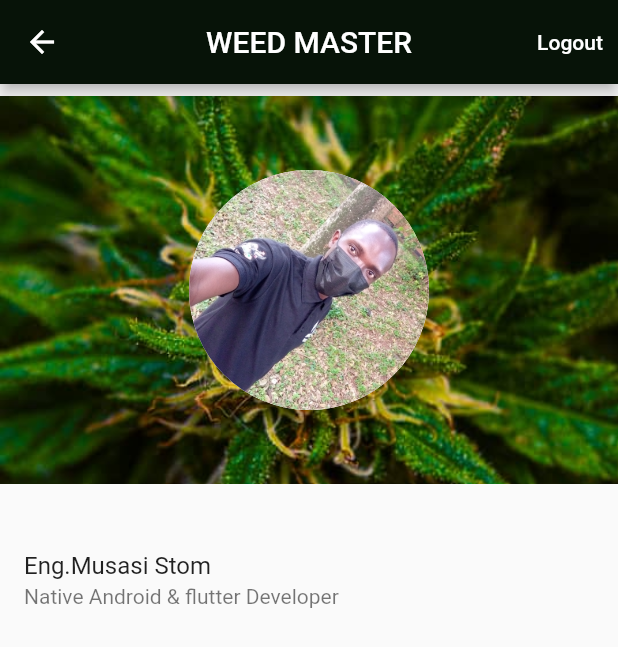
After one commit to Chrys-stom/groupCSC13, a Flutter app: the screen it shows once a user with an empty profile is signed in, after a tap on "About Us", on a phone screen of 412 x 824 dp. The commit adds this screen. Shown: the top 647 px of the screen. Run offline on Flutter 3.47's test engine with Material 2 defaults, Android fonts, the phone set to English and light mode, and no system bars; our stand-ins replace firebase_auth, firebase_core, font_awesome_flutter, google_sign_in, splashscreen; missing offline and left inert: flutter_camera; accounts and stored records are empty.

Commit message:
help and aboutus screens

```diff
--- /dev/null
+++ b/lib/about_us.dart
@@ -0,0 +1,53 @@
+import 'package:flutter/material.dart';
+import 'package:flutter/src/widgets/container.dart';
+import 'package:flutter/src/widgets/framework.dart';
+
+class AboutUs extends StatelessWidget {
+  const AboutUs({super.key});
+
+  @override
+  Widget build(BuildContext context) {
+    return Scaffold(
+      appBar: AppBar(
+        backgroundColor: const Color.fromARGB(255, 7, 19, 8),
+        title: const Text("WEED MASTER"),
+        centerTitle: true,
+        actions: [
+          TextButton(
+            onPressed: () {},
+            child: const Text(
+              "Logout",
+              style: TextStyle(color: Colors.white),
+            ),
+          ),
+        ],
+      ),
+      body: Column(
+        children: [
+          Stack(
+            alignment: Alignment.center,
+            children: [
+              Image(
+                height: MediaQuery.of(context).size.height / 3,
+                image: const AssetImage("assets/weed.jpeg"),
+              ),
+              const Positioned(
+                  child: CircleAvatar(
+                radius: 80,
+                backgroundColor: Colors.white,
+                backgroundImage: AssetImage("assets/must.jpg"),
+              ))
+            ],
+          ),
+          const SizedBox(
+            height: 20,
+          ),
+          const ListTile(
+            title: Text("Eng.Musasi Stom"),
+            subtitle: Text("Native Android & flutter Developer"),
+          ),
+        ],
+      ),
+    );
+  }
+}
--- a/lib/body.dart
+++ b/lib/body.dart
@@ -4,7 +4,9 @@ import 'package:flutter/cupertino.dart';
 import 'package:flutter/material.dart';
 import 'package:flutter_camera/flutter_camera.dart';
 import 'package:provider/provider.dart';
+import 'package:weed_detector/about_us.dart';
 import 'package:weed_detector/google_sign_in.dart';
+import 'package:weed_detector/help.dart';
 import 'package:weed_detector/sign_in_screen.dart';
 
 import 'package:weed_detector/weed.dart';
@@ -175,11 +177,11 @@ class Body extends StatelessWidget {
                 return GestureDetector(
                   onTap: () {
                     if (index == 0) {
-                      // ignore: avoid_print
-                      print("Jonas is sturbon");
+                      Navigator.push(context,
+                          CupertinoPageRoute(builder: (context) => Help()));
                     } else {
-                      // ignore: avoid_print
-                      print("Charles is home");
+                      Navigator.push(context,
+                          CupertinoPageRoute(builder: (context) => AboutUs()));
                     }
                   },
                   // ignore: avoid_unnecessary_containers
--- a/lib/weed.dart
+++ b/lib/weed.dart
@@ -12,7 +12,7 @@ WeedList weedList = WeedList(weeds: [
       ],
       features: [
         {Icon(Icons.help, size: iconSize): "Help"},
-        {Icon(Icons.settings, size: iconSize): "Settings"},
+        {Icon(Icons.details_rounded, size: iconSize): "About Us"},
       ],
       weedName: '',
       specifications: [])
```
Also changed, not shown: lib/help.dart (added, +27 -0 lines), assets/must.jpg (added).
